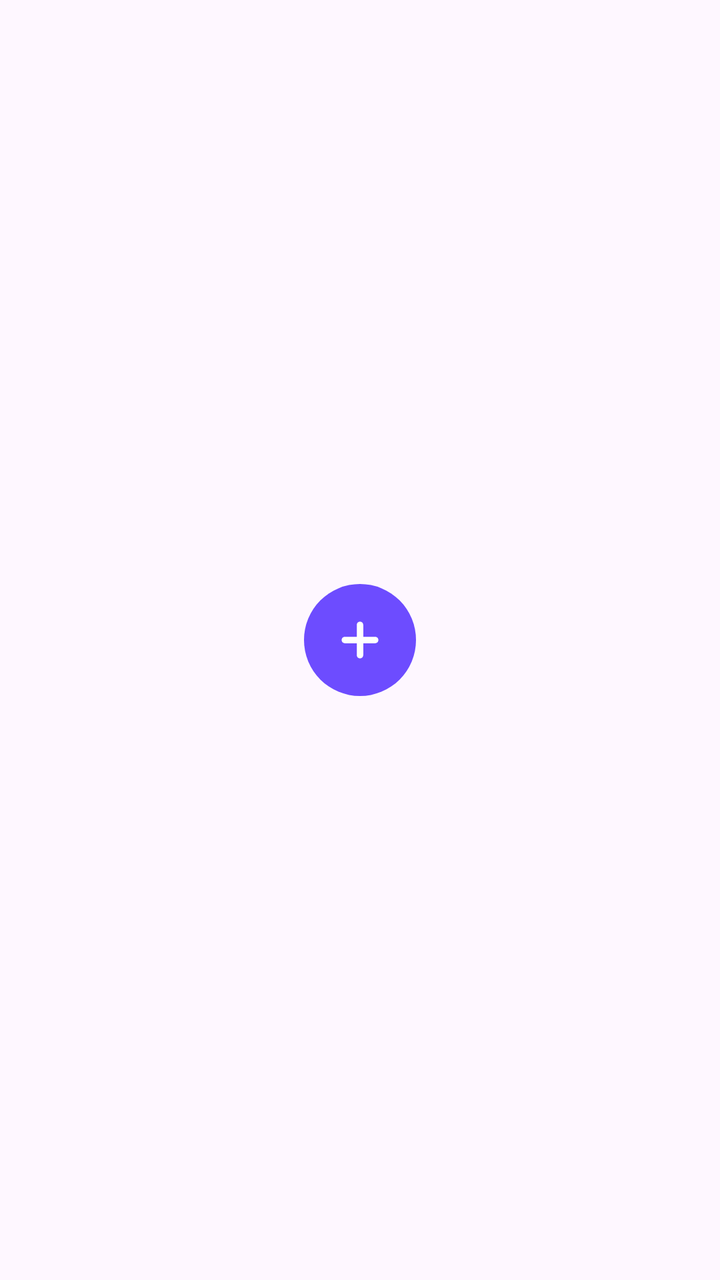
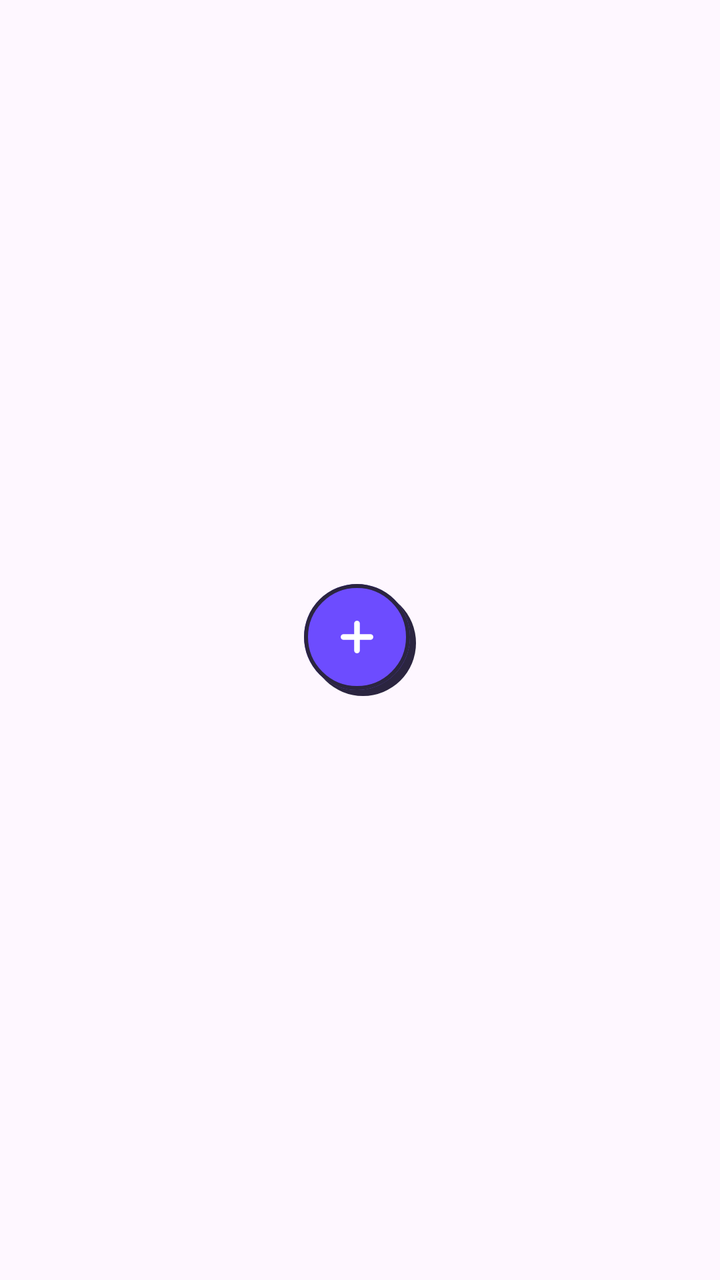

Screens rendered from an Android XML layout before and after an edit, with the pre-edit source and the edit as a unified diff.
<!-- AndroidManifest.xml: another module's application theme Theme.quicky -->
<!-- res/layout/w_add.xml -->
<?xml version="1.0" encoding="utf-8"?>
<FrameLayout xmlns:android="http://schemas.android.com/apk/res/android"
    android:id="@+id/w_root"
    android:layout_width="match_parent"
    android:layout_height="match_parent"
    android:padding="4dp">
    <ImageView android:id="@+id/w_add_bg" android:tint="#FF6D4CFF" android:layout_width="56dp" android:layout_height="56dp" android:layout_gravity="center" android:src="@drawable/w_circle" android:contentDescription="@null" />
    <ImageView android:id="@+id/w_add" android:layout_width="56dp" android:layout_height="56dp" android:layout_gravity="center" android:padding="15dp" android:src="@drawable/ic_add" android:contentDescription="Add a task" />
</FrameLayout>
<!-- resources referenced by this layout -->
<resources>
  <!-- drawable ic_add (drawable) -->
  <?xml version="1.0" encoding="utf-8"?>
  <vector xmlns:android="http://schemas.android.com/apk/res/android" android:width="24dp" android:height="24dp" android:viewportWidth="24" android:viewportHeight="24">
      <path android:strokeColor="#FFFFFFFF" android:strokeWidth="3" android:strokeLineCap="round" android:pathData="M12,5L12,19M5,12L19,12" />
  </vector>
  <!-- drawable w_circle (drawable) -->
  <?xml version="1.0" encoding="utf-8"?>
  <shape xmlns:android="http://schemas.android.com/apk/res/android" android:shape="oval">
      <solid android:color="#FFFFFFFF" />
  </shape>
  <style name="Theme.quicky" parent="Theme.Material3.DayNight.NoActionBar">
          
      </style>
</resources>

<!-- the commit's change to res/layout/w_add.xml (unified diff, before → after) -->
@@ -4,6 +4,10 @@
     android:layout_width="match_parent"
     android:layout_height="match_parent"
     android:padding="4dp">
-    <ImageView android:id="@+id/w_add_bg" android:tint="#FF6D4CFF" android:layout_width="56dp" android:layout_height="56dp" android:layout_gravity="center" android:src="@drawable/w_circle" android:contentDescription="@null" />
-    <ImageView android:id="@+id/w_add" android:layout_width="56dp" android:layout_height="56dp" android:layout_gravity="center" android:padding="15dp" android:src="@drawable/ic_add" android:contentDescription="Add a task" />
+    <FrameLayout android:layout_width="56dp" android:layout_height="56dp" android:layout_gravity="center">
+        <ImageView android:id="@+id/w_add_shadow" android:layout_width="53dp" android:layout_height="53dp" android:layout_marginStart="3dp" android:layout_marginTop="3dp" android:src="@drawable/w_round" android:tint="#FF2B2540" android:contentDescription="@null" />
+        <ImageView android:id="@+id/w_add_bg" android:layout_width="53dp" android:layout_height="53dp" android:src="@drawable/w_round" android:tint="#FF6D4CFF" android:contentDescription="@null" />
+        <ImageView android:id="@+id/w_add_ring" android:layout_width="53dp" android:layout_height="53dp" android:src="@drawable/w_ring" android:contentDescription="@null" />
+        <ImageView android:id="@+id/w_add" android:layout_width="53dp" android:layout_height="53dp" android:padding="15dp" android:src="@drawable/ic_add" android:contentDescription="Add a task" />
+    </FrameLayout>
 </FrameLayout>
<!-- resource entries referenced after the edit -->
@@ -5,10 +5,16 @@
   <vector xmlns:android="http://schemas.android.com/apk/res/android" android:width="24dp" android:height="24dp" android:viewportWidth="24" android:viewportHeight="24">
       <path android:strokeColor="#FFFFFFFF" android:strokeWidth="3" android:strokeLineCap="round" android:pathData="M12,5L12,19M5,12L19,12" />
   </vector>
-  <!-- drawable w_circle (drawable) -->
+  <!-- drawable w_ring (drawable) -->
   <?xml version="1.0" encoding="utf-8"?>
   <shape xmlns:android="http://schemas.android.com/apk/res/android" android:shape="oval">
+      <stroke android:width="2dp" android:color="#FF2B2540" />
+  </shape>
+  <!-- drawable w_round (drawable) -->
+  <?xml version="1.0" encoding="utf-8"?>
+  <shape xmlns:android="http://schemas.android.com/apk/res/android" android:shape="rectangle">
       <solid android:color="#FFFFFFFF" />
+      <corners android:radius="999dp" />
   </shape>
   <style name="Theme.quicky" parent="Theme.Material3.DayNight.NoActionBar">
           
